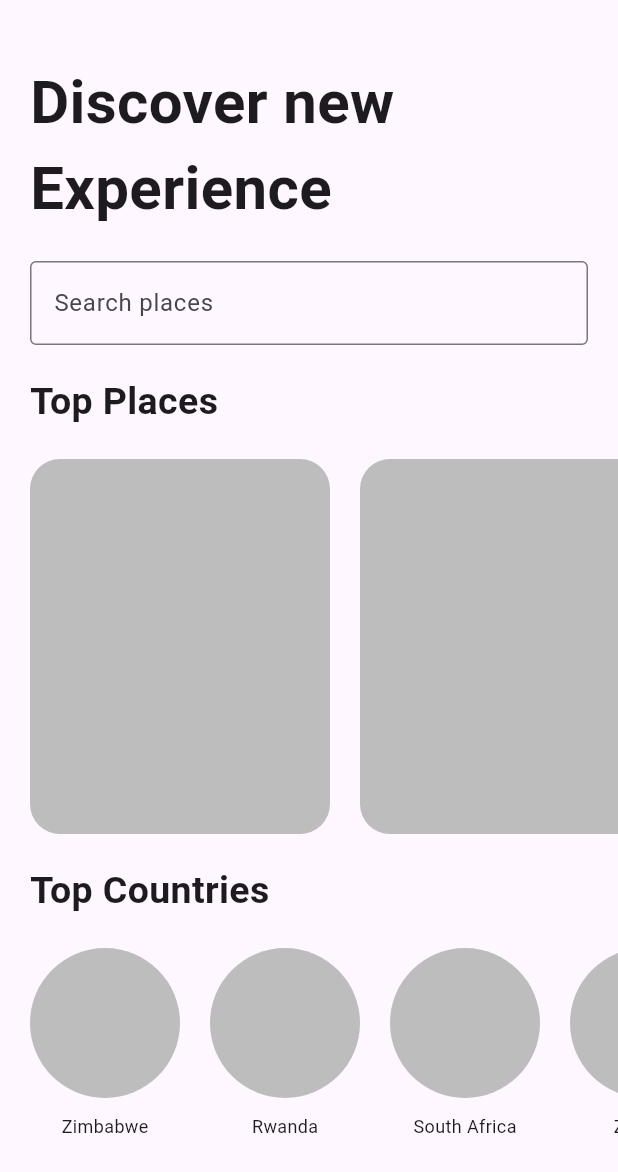
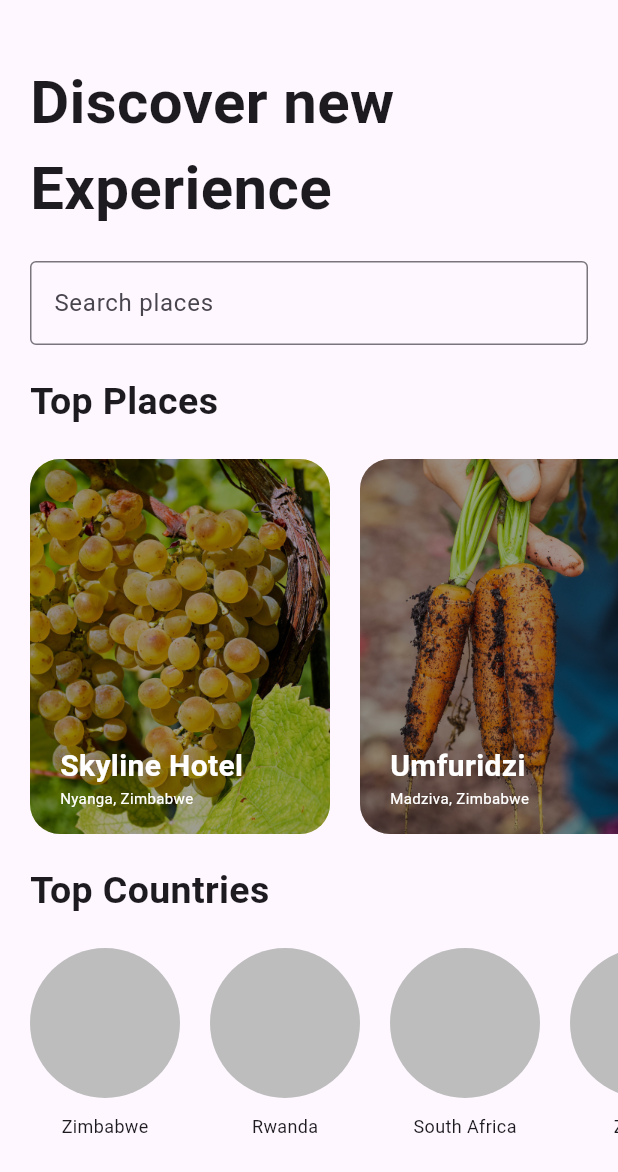
Before and after one commit to tinashemahwenda/travol-app, a Flutter app: the screen it shows after launch, on a phone screen of 412 x 824 dp. Shown: the top 1172 px of the screen. Run offline on Flutter 3.47's test engine with Material 3 defaults, Android fonts, the phone set to English and light mode, and no system bars.

Commit message:
Refactored places card

```diff
--- a/lib/screens/homepage.dart
+++ b/lib/screens/homepage.dart
@@ -1,5 +1,6 @@
 import 'package:flutter/material.dart';
 import 'package:travol_app/widgets/countriesBubble.dart';
+import 'package:travol_app/widgets/placesCard.dart';
 import 'package:travol_app/widgets/textHeader.dart';
 
 class HomePage extends StatelessWidget {
@@ -41,48 +42,24 @@ class HomePage extends StatelessWidget {
             child: Row(
               children: [
                 Padding(
-                  padding: const EdgeInsets.fromLTRB(20, 0, 0, 0),
-                  child: Container(
-                    width: 200,
-                    height: 250,
-                    decoration: BoxDecoration(
-                      color: Colors.grey[400],
+                  padding: const EdgeInsets.only(left: 20.0),
+                  child: ClipRRect(
                       borderRadius: BorderRadius.circular(20),
-                    ),
-                  ),
+                      child: PlacesCard(
+                        placeName: 'Skyline Hotel',
+                        placeLocation: 'Nyanga, Zimbabwe',
+                        imageLocation: 'assets/images/bg-images_1.png',
+                      )),
                 ),
                 Padding(
-                  padding: const EdgeInsets.fromLTRB(20, 0, 5, 0),
-                  child: Container(
-                    width: 200,
-                    height: 250,
-                    decoration: BoxDecoration(
-                      color: Colors.grey[400],
+                  padding: const EdgeInsets.only(left: 20.0),
+                  child: ClipRRect(
                       borderRadius: BorderRadius.circular(20),
-                    ),
-                  ),
-                ),
-                Padding(
-                  padding: const EdgeInsets.fromLTRB(20, 0, 5, 0),
-                  child: Container(
-                    width: 200,
-                    height: 250,
-                    decoration: BoxDecoration(
-                      color: Colors.grey[400],
-                      borderRadius: BorderRadius.circular(20),
-                    ),
-                  ),
-                ),
-                Padding(
-                  padding: const EdgeInsets.fromLTRB(20, 0, 5, 0),
-                  child: Container(
-                    width: 200,
-                    height: 250,
-                    decoration: BoxDecoration(
-                      color: Colors.grey[400],
-                      borderRadius: BorderRadius.circular(20),
-                    ),
-                  ),
+                      child: PlacesCard(
+                        placeName: 'Umfuridzi',
+                        placeLocation: 'Madziva, Zimbabwe',
+                        imageLocation: 'assets/images/bg-images_2.png',
+                      )),
                 ),
               ],
             ),
--- /dev/null
+++ b/lib/widgets/placesCard.dart
@@ -0,0 +1,58 @@
+import 'package:flutter/material.dart';
+
+class PlacesCard extends StatelessWidget {
+  final String placeName;
+  final String placeLocation;
+  final String imageLocation;
+  const PlacesCard(
+      {super.key,
+      required this.placeName,
+      required this.placeLocation,
+      required this.imageLocation});
+
+  @override
+  Widget build(BuildContext context) {
+    return Stack(
+      children: [
+        Container(
+          height: 250,
+          width: 200,
+          child: Image.asset(
+            imageLocation,
+            fit: BoxFit.cover,
+          ),
+        ),
+        Container(
+          width: 200,
+          height: 250,
+          color: Colors.black38,
+        ),
+        Padding(
+            padding: const EdgeInsets.only(left: 20.0),
+            child: Column(
+              crossAxisAlignment: CrossAxisAlignment.start,
+              children: [
+                SizedBox(
+                  height: 190,
+                ),
+                Text(
+                  placeName,
+                  style: TextStyle(
+                    fontWeight: FontWeight.bold,
+                    color: Colors.white,
+                    fontSize: 20,
+                  ),
+                ),
+                Text(
+                  placeLocation,
+                  style: TextStyle(
+                    color: Colors.white,
+                    fontSize: 10,
+                  ),
+                ),
+              ],
+            ))
+      ],
+    );
+  }
+}
```
